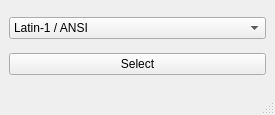
Before: the Qt Designer form OTModules/OTGeneric/wselectencoding.ui in pietr26/OMSI-Tools, drawn with Qt 5.
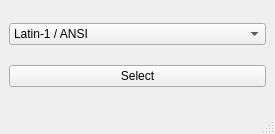
After: the same form once the commit is applied. Icons and pictures are not drawn.

```diff
--- a/OTModules/OTGeneric/wselectencoding.ui
+++ b/OTModules/OTGeneric/wselectencoding.ui
@@ -7,7 +7,7 @@
     <x>0</x>
     <y>0</y>
     <width>275</width>
-    <height>115</height>
+    <height>134</height>
    </rect>
   </property>
   <property name="windowTitle">
```
Left out of the diff: 10 changed lines with no effect on the pictures.
